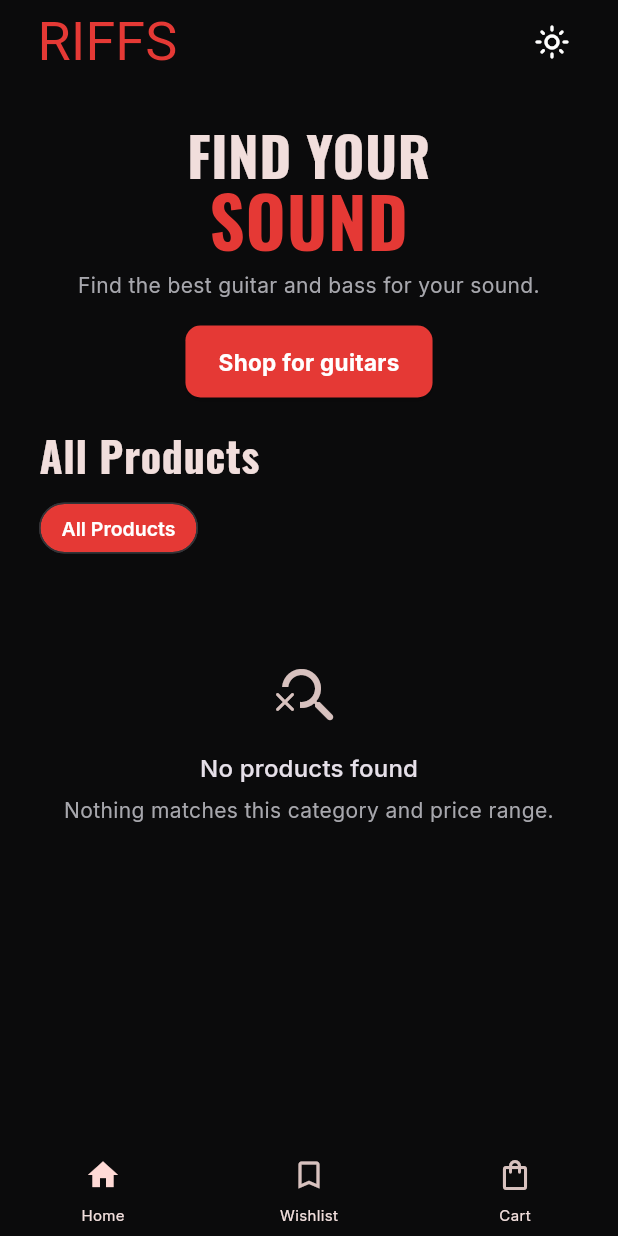
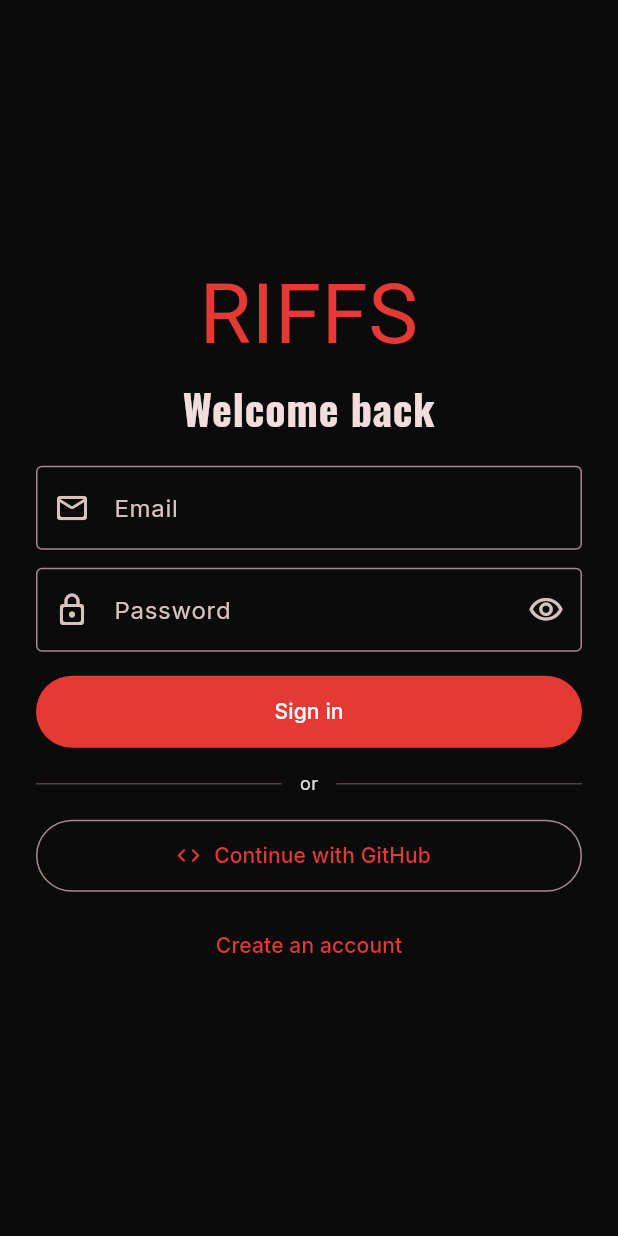
Before and after one commit to yelle15/Aventura-CS-Elective-2, a Flutter app: the screen it shows after launch, on a phone screen of 412 x 824 dp. Run offline on Flutter 3.47's test engine with Material 3 defaults, Android fonts, the phone set to English and light mode, and no system bars; our stand-ins replace go_router, google_fonts, supabase_flutter; accounts and stored records are empty.

Commit message:
feat: Supabase auth with Github provider

```diff
--- a/lib/app.dart
+++ b/lib/app.dart
@@ -1,6 +1,8 @@
 import 'package:flutter/material.dart';
 import 'package:go_router/go_router.dart';
+import 'package:provider/provider.dart';
 
+import 'providers/auth_provider.dart';
 import 'routing/app_router.dart';
 import 'theme/app_theme.dart';
 
@@ -18,7 +20,7 @@ class _RiftsAppState extends State<RiftsApp> {
   @override
   void initState() {
     super.initState();
-    _router = createAppRouter(_toggleTheme);
+    _router = createAppRouter(_toggleTheme, context.read<AuthProvider>());
   }
 
   void _toggleTheme() {
--- a/lib/main.dart
+++ b/lib/main.dart
@@ -3,6 +3,7 @@ import 'package:provider/provider.dart';
 import 'package:supabase_flutter/supabase_flutter.dart';
 
 import 'app.dart';
+import 'providers/auth_provider.dart';
 import 'providers/product_provider.dart';
 
 const supabaseUrl = 'https://cbctnaoiyrzjrknexmrj.supabase.co';
@@ -14,8 +15,13 @@ Future<void> main() async {
   await Supabase.initialize(url: supabaseUrl, publishableKey: supabasePublishableKey);
 
   runApp(
-    ChangeNotifierProvider(
-      create: (_) => ProductProvider()..initialize(),
+    MultiProvider(
+      providers: [
+        ChangeNotifierProvider(create: (_) => AuthProvider()),
+        ChangeNotifierProvider(
+          create: (_) => ProductProvider()..initialize(),
+        ),
+      ],
       child: const RiftsApp(),
     ),
   );
--- /dev/null
+++ b/lib/providers/auth_provider.dart
@@ -0,0 +1,83 @@
+import 'dart:async';
+
+import 'package:flutter/material.dart';
+import 'package:supabase_flutter/supabase_flutter.dart';
+
+import '../services/auth_service.dart';
+
+class AuthProvider extends ChangeNotifier {
+  AuthProvider({AuthService? service})
+      : _service = service ?? SupabaseAuthService() {
+    _subscription = _service.changes.listen((_) => notifyListeners());
+  }
+
+  final AuthService _service;
+  late final StreamSubscription<void> _subscription;
+
+  bool _isBusy = false;
+  String? _errorMessage;
+  String? _notice;
+
+  bool get isSignedIn => _service.isSignedIn;
+  String? get email => _service.email;
+  bool get isBusy => _isBusy;
+  String? get errorMessage => _errorMessage;
+  String? get notice => _notice;
+
+  Future<void> signIn({required String email, required String password}) {
+    return _run(() => _service.signIn(email: email, password: password));
+  }
+
+  Future<void> signUp({required String email, required String password}) {
+    return _run(() async {
+      final signedIn = await _service.signUp(email: email, password: password);
+      if (!signedIn) {
+        _notice = 'Check your email to confirm your account, then sign in.';
+      }
+    });
+  }
+
+  Future<void> signInWithGitHub() => _run(_service.signInWithGitHub);
+
+  Future<void> signOut() => _run(_service.signOut);
+
+  void clearMessages() {
+    if (_errorMessage == null && _notice == null) return;
+    _errorMessage = null;
+    _notice = null;
+    notifyListeners();
+  }
+
+  Future<void> _run(Future<void> Function() action) async {
+    _isBusy = true;
+    _errorMessage = null;
+    _notice = null;
+    notifyListeners();
+
+    try {
+      await action();
+    } catch (error) {
+      _errorMessage = _describe(error);
+    }
+
+    _isBusy = false;
+    notifyListeners();
+  }
+
+  String _describe(Object error) {
+    if (error is AuthException) return error.message;
+    final text = error.toString();
+    if (text.contains('SocketException') ||
+        text.contains('ClientException') ||
+        text.contains('Failed host lookup')) {
+      return 'Could not reach Supabase. Check your internet connection.';
+    }
+    return text;
+  }
+
+  @override
+  void dispose() {
+    _subscription.cancel();
+    super.dispose();
+  }
+}
--- a/lib/routing/app_router.dart
+++ b/lib/routing/app_router.dart
@@ -2,17 +2,30 @@ import 'package:flutter/material.dart';
 import 'package:go_router/go_router.dart';
 
 import '../models/product.dart';
+import '../providers/auth_provider.dart';
 import '../screens/cart_screen.dart';
 import '../screens/checkout_confirmation_screen.dart';
 import '../screens/home_screen.dart';
+import '../screens/login_screen.dart';
 import '../screens/product_detail_loader.dart';
 import '../screens/product_detail_screen.dart';
 import '../services/cart_service.dart';
 import '../screens/wishlist_screen.dart';
 
-GoRouter createAppRouter(VoidCallback onThemeToggle) {
+GoRouter createAppRouter(VoidCallback onThemeToggle, AuthProvider auth) {
   return GoRouter(
+    refreshListenable: auth,
+    redirect: (context, state) {
+      final onLogin = state.matchedLocation == '/login';
+      if (!auth.isSignedIn) return onLogin ? null : '/login';
+      if (onLogin) return '/';
+      return null;
+    },
     routes: [
+      GoRoute(
+        path: '/login',
+        builder: (context, state) => const LoginScreen(),
+      ),
       GoRoute(
         path: '/',
         builder: (context, state) => HomeScreen(onThemeToggle: onThemeToggle),
--- /dev/null
+++ b/lib/screens/login_screen.dart
@@ -0,0 +1,187 @@
+import 'package:flutter/material.dart';
+import 'package:google_fonts/google_fonts.dart';
+import 'package:provider/provider.dart';
+
+import '../providers/auth_provider.dart';
+import '../theme/app_theme.dart';
+
+class LoginScreen extends StatefulWidget {
+  const LoginScreen({super.key});
+
+  @override
+  State<LoginScreen> createState() => _LoginScreenState();
+}
+
+class _LoginScreenState extends State<LoginScreen> {
+  final _formKey = GlobalKey<FormState>();
+  final _emailController = TextEditingController();
+  final _passwordController = TextEditingController();
+  bool _isSignUp = false;
+  bool _hidePassword = true;
+
+  @override
+  void dispose() {
+    _emailController.dispose();
+    _passwordController.dispose();
+    super.dispose();
+  }
+
+  void _submit() {
+    if (!_formKey.currentState!.validate()) return;
+    final auth = context.read<AuthProvider>();
+    final email = _emailController.text.trim();
+    final password = _passwordController.text;
+    if (_isSignUp) {
+      auth.signUp(email: email, password: password);
+    } else {
+      auth.signIn(email: email, password: password);
+    }
+  }
+
+  void _toggleMode() {
+    context.read<AuthProvider>().clearMessages();
+    setState(() => _isSignUp = !_isSignUp);
+  }
+
+  @override
+  Widget build(BuildContext context) {
+    final auth = context.watch<AuthProvider>();
+    final theme = Theme.of(context);
+    final colors = theme.colorScheme;
+
+    return Scaffold(
+      body: SafeArea(
+        child: Center(
+          child: SingleChildScrollView(
+            padding: const EdgeInsets.all(24),
+            child: ConstrainedBox(
+              constraints: const BoxConstraints(maxWidth: 400),
+              child: Form(
+                key: _formKey,
+                child: Column(
+                  crossAxisAlignment: CrossAxisAlignment.stretch,
+                  children: [
+                    Text(
+                      'RIFFS',
+                      textAlign: TextAlign.center,
+                      style: GoogleFonts.protestRevolution(
+                        color: AppTheme.red,
+                        fontSize: 56,
+                      ),
+                    ),
+                    const SizedBox(height: 8),
+                    Text(
+                      _isSignUp ? 'Create your account' : 'Welcome back',
+                      textAlign: TextAlign.center,
+                      style: AppTheme.display(
+                        fontSize: 28,
+                        color: colors.onSurface,
+                      ),
+                    ),
+                    const SizedBox(height: 24),
+                    TextFormField(
+                      controller: _emailController,
+                      keyboardType: TextInputType.emailAddress,
+                      textInputAction: TextInputAction.next,
+                      autofillHints: const [AutofillHints.email],
+                      decoration: const InputDecoration(
+                        labelText: 'Email',
+                        prefixIcon: Icon(Icons.mail_outline_rounded),
+                        border: OutlineInputBorder(),
+                      ),
+                      validator: (value) {
+                        final email = (value ?? '').trim();
+                        if (email.isEmpty || !email.contains('@')) {
+                          return 'Enter a valid email';
+                        }
+                        return null;
+                      },
+                    ),
+                    const SizedBox(height: 12),
+                    TextFormField(
+                      controller: _passwordController,
+                      obscureText: _hidePassword,
+                      textInputAction: TextInputAction.done,
+                      onFieldSubmitted: (_) => _submit(),
+                      decoration: InputDecoration(
+                        labelText: 'Password',
+                        prefixIcon: const Icon(Icons.lock_outline_rounded),
+                        border: const OutlineInputBorder(),
+                        suffixIcon: IconButton(
+                          tooltip: _hidePassword
+                              ? 'Show password'
+                              : 'Hide password',
+                          onPressed: () =>
+                              setState(() => _hidePassword = !_hidePassword),
+                          icon: Icon(
+                            _hidePassword
+                                ? Icons.visibility_outlined
+                                : Icons.visibility_off_outlined,
+                          ),
+                        ),
+                      ),
+                      validator: (value) {
+                        if ((value ?? '').length < 6) {
+                          return 'Use at least 6 characters';
+                        }
+                        return null;
+                      },
+                    ),
+                    if (auth.errorMessage != null) ...[
+                      const SizedBox(height: 12),
+                      Text(
+                        auth.errorMessage!,
+                        style: TextStyle(color: colors.error),
+                      ),
+                    ],
+                    if (auth.notice != null) ...[
+                      const SizedBox(height: 12),
+                      Text(auth.notice!),
+                    ],
+                    const SizedBox(height: 16),
+                    SizedBox(
+                      height: 48,
+                      child: FilledButton(
+                        onPressed: auth.isBusy ? null : _submit,
+                        child: Text(_isSignUp ? 'Sign up' : 'Sign in'),
+                      ),
+                    ),
+                    const SizedBox(height: 16),
+                    Row(
+                      children: [
+                        const Expanded(child: Divider()),
+                        Padding(
+                          padding: const EdgeInsets.symmetric(horizontal: 12),
+                          child: Text('or', style: theme.textTheme.bodySmall),
+                        ),
+                        const Expanded(child: Divider()),
+                      ],
+                    ),
+                    const SizedBox(height: 16),
+                    SizedBox(
+                      height: 48,
+                      child: OutlinedButton.icon(
+                        onPressed: auth.isBusy ? null : auth.signInWithGitHub,
+                        icon: const Icon(Icons.code_rounded),
+                        label: const Text('Continue with GitHub'),
+                      ),
+                    ),
+                    const SizedBox(height: 12),
+                    TextButton(
+                      onPressed: auth.isBusy ? null : _toggleMode,
+                      child: Text(
+                        _isSignUp
+                            ? 'I already have an account'
+                            : 'Create an account',
+                      ),
+                    ),
+                  ],
+                ),
+              ),
+            ),
+          ),
+        ),
+      ),
+    );
+  }
+}
--- /dev/null
+++ b/lib/services/auth_service.dart
@@ -0,0 +1,61 @@
+import 'package:flutter/foundation.dart';
+import 'package:supabase_flutter/supabase_flutter.dart';
+
+import '../main.dart' show supabase;
+
+abstract class AuthService {
+  bool get isSignedIn;
+
+  String? get email;
+
+  Stream<void> get changes;
+
+  Future<void> signIn({required String email, required String password});
+
+  Future<bool> signUp({required String email, required String password});
+
+  Future<void> signInWithGitHub();
+
+  Future<void> signOut();
+}
+
+class SupabaseAuthService implements AuthService {
+  String? get _redirectUrl => kIsWeb ? Uri.base.origin : null;
+
+  @override
+  bool get isSignedIn => supabase.auth.currentSession != null;
+
+  @override
+  String? get email => supabase.auth.currentUser?.email;
+
+  @override
+  Stream<void> get changes => supabase.auth.onAuthStateChange;
+
+  @override
+  Future<void> signIn({required String email, required String password}) async {
+    await supabase.auth.signInWithPassword(email: email, password: password);
+  }
+
+  @override
+  Future<bool> signUp({required String email, required String password}) async {
+    final response = await supabase.auth.signUp(
+      email: email,
+      password: password,
+      emailRedirectTo: _redirectUrl,
+    );
+    return response.session != null;
+  }
+
+  @override
+  Future<void> signInWithGitHub() async {
+    await supabase.auth.signInWithOAuth(
+      OAuthProvider.github,
+      redirectTo: _redirectUrl,
+    );
+  }
+
+  @override
+  Future<void> signOut() async {
+    await supabase.auth.signOut();
+  }
+}
--- a/lib/widgets/navigation/app_bar.dart
+++ b/lib/widgets/navigation/app_bar.dart
@@ -1,7 +1,9 @@
 import 'package:flutter/material.dart';
 import 'package:go_router/go_router.dart';
 import 'package:google_fonts/google_fonts.dart';
+import 'package:provider/provider.dart';
 
+import '../../providers/auth_provider.dart';
 import '../../theme/app_theme.dart';
 
 class RiftsAppBar extends StatelessWidget implements PreferredSizeWidget {
@@ -58,6 +60,28 @@ class RiftsAppBar extends StatelessWidget implements PreferredSizeWidget {
                     : Icons.dark_mode_outlined,
               ),
             ),
+          if (!showBack)
+            PopupMenuButton<String>(
+              tooltip: 'Account',
+              icon: const Icon(Icons.account_circle_outlined),
+              onSelected: (_) => context.read<AuthProvider>().signOut(),
+              itemBuilder: (context) => [
+                PopupMenuItem(
+                  enabled: false,
+                  child: Text(
+                    context.read<AuthProvider>().email ?? 'Signed in',
+                  ),
+                ),
+                const PopupMenuItem(
+                  value: 'sign-out',
+                  child: ListTile(
+                    leading: Icon(Icons.logout_rounded),
+                    title: Text('Sign out'),
+                    contentPadding: EdgeInsets.zero,
+                  ),
+                ),
+              ],
+            ),
         ]),
         const SizedBox(width: 20),
       ],
```
Also changed, not shown: 3 other files.
